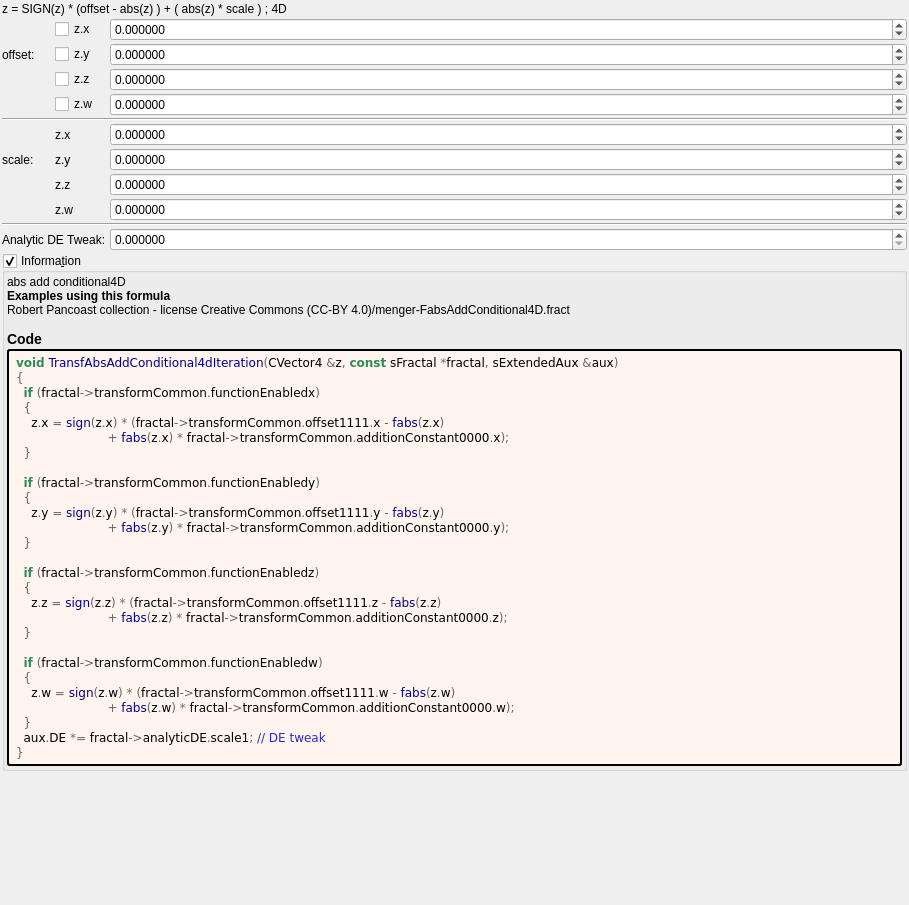
Qt form mandelbulber2/formula/ui/transf_abs_add_conditional4d.ui (buddhi1980/mandelbulber2) before a commit.
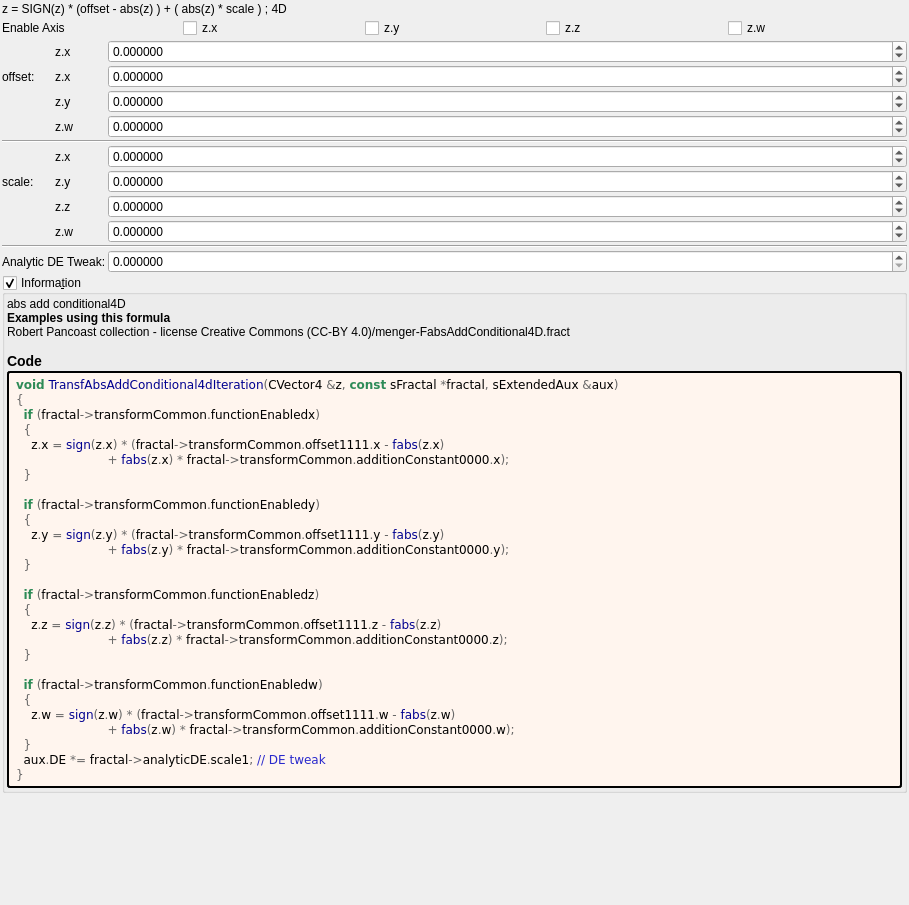
The same form after that commit. Custom widgets are drawn as their Qt base class.

Commit message: transf_abs_add_conditional.ui.  changed scale parameter name jos_kleinian.ui.  Gave Spheres enabled  own parameter

What changed in the file:
```diff
--- a/mandelbulber2/formula/ui/transf_abs_add_conditional4d.ui
+++ b/mandelbulber2/formula/ui/transf_abs_add_conditional4d.ui
@@ -37,81 +37,53 @@
     </widget>
    </item>
    <item>
-    <layout class="QGridLayout" name="gridLayout" columnstretch="0,0,0,1">
+    <layout class="QGridLayout" name="gridLayout_81">
      <property name="spacing">
       <number>2</number>
      </property>
-     <item row="4" column="3">
-      <widget class="MyDoubleSpinBox" name="spinbox4_transf_offset_1111_y">
-       <property name="sizePolicy">
-        <sizepolicy hsizetype="Minimum" vsizetype="Maximum">
-         <horstretch>0</horstretch>
-         <verstretch>0</verstretch>
-        </sizepolicy>
-       </property>
-       <property name="prefix">
-        <string/>
-       </property>
-       <property name="suffix">
-        <string/>
-       </property>
-       <property name="decimals">
-        <number>6</number>
-       </property>
-       <property name="minimum">
-        <double>-99.989999999999995</double>
-       </property>
-       <property name="maximum">
-        <double>99.989999999999995</double>
-       </property>
-       <property name="singleStep">
-        <double>0.100000000000000</double>
-       </property>
-      </widget>
-     </item>
-     <item row="15" column="0" colspan="2">
-      <widget class="QLabel" name="label_112">
-       <property name="text">
-        <string>Analytic DE Tweak:</string>
-       </property>
-      </widget>
-     </item>
-     <item row="11" column="1">
-      <widget class="QLabel" name="label_118">
-       <property name="text">
-        <string notr="true">z.z</string>
-       </property>
-      </widget>
-     </item>
-     <item row="9" column="1">
-      <widget class="QLabel" name="label_116">
+     <item row="3" column="1">
+      <widget class="MyCheckBox" name="checkBox_transf_function_enabledx">
        <property name="text">
         <string notr="true">z.x</string>
        </property>
       </widget>
      </item>
-     <item row="13" column="0" colspan="4">
-      <widget class="Line" name="line_3">
-       <property name="orientation">
-        <enum>Qt::Horizontal</enum>
+     <item row="3" column="0">
+      <widget class="QLabel" name="label_72">
+       <property name="text">
+        <string>Enable Axis</string>
        </property>
       </widget>
      </item>
-     <item row="6" column="1">
+     <item row="3" column="3">
+      <widget class="MyCheckBox" name="checkBox_transf_function_enabledz">
+       <property name="text">
+        <string notr="true">z.z</string>
+       </property>
+      </widget>
+     </item>
+     <item row="3" column="2">
+      <widget class="MyCheckBox" name="checkBox_transf_function_enabledy">
+       <property name="text">
+        <string notr="true">z.y</string>
+       </property>
+      </widget>
+     </item>
+     <item row="3" column="4">
       <widget class="MyCheckBox" name="checkBox_transf_function_enabledw">
        <property name="text">
         <string notr="true">z.w</string>
        </property>
       </widget>
      </item>
-     <item row="8" column="0" colspan="4">
-      <widget class="Line" name="line_7">
-       <property name="orientation">
-        <enum>Qt::Horizontal</enum>
-       </property>
-      </widget>
-     </item>
-     <item row="5" column="3">
+    </layout>
+   </item>
+   <item>
+    <layout class="QGridLayout" name="gridLayout" columnstretch="0,0,1">
+     <property name="spacing">
+      <number>2</number>
+     </property>
+     <item row="5" column="2">
       <widget class="MyDoubleSpinBox" name="spinbox4_transf_offset_1111_z">
        <property name="sizePolicy">
         <sizepolicy hsizetype="Minimum" vsizetype="Maximum">
@@ -139,22 +111,8 @@
        </property>
       </widget>
      </item>
-     <item row="10" column="1">
-      <widget class="QLabel" name="label_117">
-       <property name="text">
-        <string notr="true">z.y</string>
-       </property>
-      </widget>
-     </item>
-     <item row="5" column="1">
-      <widget class="MyCheckBox" name="checkBox_transf_function_enabledz">
-       <property name="text">
-        <string notr="true">z.z</string>
-       </property>
-      </widget>
-     </item>
-     <item row="11" column="3">
-      <widget class="MyDoubleSpinBox" name="spinbox4_transf_addition_constant_0000_z">
+     <item row="6" column="2">
+      <widget class="MyDoubleSpinBox" name="spinbox4_transf_offset_1111_w">
        <property name="sizePolicy">
         <sizepolicy hsizetype="Minimum" vsizetype="Maximum">
          <horstretch>0</horstretch>
@@ -181,8 +139,8 @@
        </property>
       </widget>
      </item>
-     <item row="3" column="3">
-      <widget class="MyDoubleSpinBox" name="spinbox4_transf_offset_1111_x">
+     <item row="12" column="2">
+      <widget class="MyDoubleSpinBox" name="spinbox4_transf_scale_0000_w">
        <property name="sizePolicy">
         <sizepolicy hsizetype="Minimum" vsizetype="Maximum">
          <horstretch>0</horstretch>
@@ -216,78 +174,29 @@
        </property>
       </widget>
      </item>
-     <item row="4" column="0">
-      <widget class="QLabel" name="label_108">
-       <property name="text">
-        <string>offset:</string>
+     <item row="13" column="0" colspan="3">
+      <widget class="Line" name="line_3">
+       <property name="orientation">
+        <enum>Qt::Horizontal</enum>
        </property>
       </widget>
      </item>
-     <item row="9" column="3">
-      <widget class="MyDoubleSpinBox" name="spinbox4_transf_addition_constant_0000_x">
-       <property name="sizePolicy">
-        <sizepolicy hsizetype="Minimum" vsizetype="Maximum">
-         <horstretch>0</horstretch>
-         <verstretch>0</verstretch>
-        </sizepolicy>
-       </property>
-       <property name="prefix">
-        <string/>
-       </property>
-       <property name="suffix">
-        <string/>
-       </property>
-       <property name="decimals">
-        <number>6</number>
-       </property>
-       <property name="minimum">
-        <double>-99.989999999999995</double>
-       </property>
-       <property name="maximum">
-        <double>99.989999999999995</double>
-       </property>
-       <property name="singleStep">
-        <double>0.100000000000000</double>
+     <item row="10" column="1">
+      <widget class="QLabel" name="label_117">
+       <property name="text">
+        <string notr="true">z.y</string>
        </property>
       </widget>
      </item>
      <item row="4" column="1">
-      <widget class="MyCheckBox" name="checkBox_transf_function_enabledy">
+      <widget class="QLabel" name="label_122">
        <property name="text">
-        <string notr="true">z.y</string>
+        <string notr="true">z.x</string>
        </property>
       </widget>
      </item>
-     <item row="15" column="3">
-      <widget class="MyDoubleSpinBox" name="spinbox_analyticDE_scale_1">
-       <property name="sizePolicy">
-        <sizepolicy hsizetype="Minimum" vsizetype="Maximum">
-         <horstretch>0</horstretch>
-         <verstretch>0</verstretch>
-        </sizepolicy>
-       </property>
-       <property name="prefix">
-        <string/>
-       </property>
-       <property name="suffix">
-        <string/>
-       </property>
-       <property name="decimals">
-        <number>6</number>
-       </property>
-       <property name="minimum">
-        <double>0.000000000000000</double>
-       </property>
-       <property name="maximum">
-        <double>99.989999999999995</double>
-       </property>
-       <property name="singleStep">
-        <double>0.100000000000000</double>
-       </property>
-      </widget>
-     </item>
-     <item row="12" column="3">
-      <widget class="MyDoubleSpinBox" name="spinbox4_transf_addition_constant_0000_w">
+     <item row="10" column="2">
+      <widget class="MyDoubleSpinBox" name="spinbox4_transf_scale_0000_y">
        <property name="sizePolicy">
         <sizepolicy hsizetype="Minimum" vsizetype="Maximum">
          <horstretch>0</horstretch>
@@ -321,8 +230,15 @@
        </property>
       </widget>
      </item>
-     <item row="10" column="3">
-      <widget class="MyDoubleSpinBox" name="spinbox4_transf_addition_constant_0000_y">
+     <item row="6" column="1">
+      <widget class="QLabel" name="label_125">
+       <property name="text">
+        <string notr="true">z.w</string>
+       </property>
+      </widget>
+     </item>
+     <item row="11" column="2">
+      <widget class="MyDoubleSpinBox" name="spinbox4_transf_scale_0000_z">
        <property name="sizePolicy">
         <sizepolicy hsizetype="Minimum" vsizetype="Maximum">
          <horstretch>0</horstretch>
@@ -349,41 +265,167 @@
        </property>
       </widget>
      </item>
+     <item row="8" column="0" colspan="3">
+      <widget class="Line" name="line_7">
+       <property name="orientation">
+        <enum>Qt::Horizontal</enum>
+       </property>
+      </widget>
+     </item>
+     <item row="9" column="2">
+      <widget class="MyDoubleSpinBox" name="spinbox4_transf_scale_0000_x">
+       <property name="sizePolicy">
+        <sizepolicy hsizetype="Minimum" vsizetype="Maximum">
+         <horstretch>0</horstretch>
+         <verstretch>0</verstretch>
+        </sizepolicy>
+       </property>
+       <property name="prefix">
+        <string/>
+       </property>
+       <property name="suffix">
+        <string/>
+       </property>
+       <property name="decimals">
+        <number>6</number>
+       </property>
+       <property name="minimum">
+        <double>-99.989999999999995</double>
+       </property>
+       <property name="maximum">
+        <double>99.989999999999995</double>
+       </property>
+       <property name="singleStep">
+        <double>0.100000000000000</double>
+       </property>
+      </widget>
+     </item>
+     <item row="15" column="2">
+      <widget class="MyDoubleSpinBox" name="spinbox_analyticDE_scale_1">
+       <property name="sizePolicy">
+        <sizepolicy hsizetype="Minimum" vsizetype="Maximum">
+         <horstretch>0</horstretch>
+         <verstretch>0</verstretch>
+        </sizepolicy>
+       </property>
+       <property name="prefix">
+        <string/>
+       </property>
+       <property name="suffix">
+        <string/>
+       </property>
+       <property name="decimals">
+        <number>6</number>
+       </property>
+       <property name="minimum">
+        <double>0.000000000000000</double>
+       </property>
+       <property name="maximum">
+        <double>99.989999999999995</double>
+       </property>
+       <property name="singleStep">
+        <double>0.100000000000000</double>
+       </property>
+      </widget>
+     </item>
+     <item row="9" column="1">
+      <widget class="QLabel" name="label_116">
+       <property name="text">
+        <string notr="true">z.x</string>
+       </property>
+      </widget>
+     </item>
+     <item row="3" column="2">
+      <widget class="MyDoubleSpinBox" name="spinbox4_transf_offset_1111_x">
+       <property name="sizePolicy">
+        <sizepolicy hsizetype="Minimum" vsizetype="Maximum">
+         <horstretch>0</horstretch>
+         <verstretch>0</verstretch>
+        </sizepolicy>
+       </property>
+       <property name="prefix">
+        <string/>
+       </property>
+       <property name="suffix">
+        <string/>
+       </property>
+       <property name="decimals">
+        <number>6</number>
+       </property>
+       <property name="minimum">
+        <double>-99.989999999999995</double>
+       </property>
+       <property name="maximum">
+        <double>99.989999999999995</double>
+       </property>
+       <property name="singleStep">
+        <double>0.100000000000000</double>
+       </property>
+      </widget>
+     </item>
+     <item row="15" column="0" colspan="2">
+      <widget class="QLabel" name="label_112">
+       <property name="text">
+        <string>Analytic DE Tweak:</string>
+       </property>
+      </widget>
+     </item>
+     <item row="4" column="2">
+      <widget class="MyDoubleSpinBox" name="spinbox4_transf_offset_1111_y">
+       <property name="sizePolicy">
+        <sizepolicy hsizetype="Minimum" vsizetype="Maximum">
+         <horstretch>0</horstretch>
+         <verstretch>0</verstretch>
+        </sizepolicy>
+       </property>
+       <property name="prefix">
+        <string/>
+       </property>
+       <property name="suffix">
+        <string/>
+       </property>
+       <property name="decimals">
+        <number>6</number>
+       </property>
+       <property name="minimum">
+        <double>-99.989999999999995</double>
+       </property>
+       <property name="maximum">
+        <double>99.989999999999995</double>
+       </property>
+       <property name="singleStep">
+        <double>0.100000000000000</double>
+       </property>
+      </widget>
+     </item>
+     <item row="11" column="1">
+      <widget class="QLabel" name="label_118">
+       <property name="text">
+        <string notr="true">z.z</string>
+       </property>
+      </widget>
+     </item>
+     <item row="4" column="0">
+      <widget class="QLabel" name="label_108">
+       <property name="text">
+        <string>offset:</string>
+       </property>
+      </widget>
+     </item>
+     <item row="5" column="1">
+      <widget class="QLabel" name="label_124">
+       <property name="text">
+        <string notr="true">z.y</string>
+       </property>
+      </widget>
+     </item>
      <item row="3" column="1">
-      <widget class="MyCheckBox" name="checkBox_transf_function_enabledx">
+      <widget class="QLabel" name="label_121">
        <property name="text">
         <string notr="true">z.x</string>
        </property>
       </widget>
      </item>
-     <item row="6" column="3">
-      <widget class="MyDoubleSpinBox" name="spinbox4_transf_offset_1111_w">
-       <property name="sizePolicy">
-        <sizepolicy hsizetype="Minimum" vsizetype="Maximum">
-         <horstretch>0</horstretch>
-         <verstretch>0</verstretch>
-        </sizepolicy>
-       </property>
-       <property name="prefix">
-        <string/>
-       </property>
-       <property name="suffix">
-        <string/>
-       </property>
-       <property name="decimals">
-        <number>6</number>
-       </property>
-       <property name="minimum">
-        <double>-99.989999999999995</double>
-       </property>
-       <property name="maximum">
-        <double>99.989999999999995</double>
-       </property>
-       <property name="singleStep">
-        <double>0.100000000000000</double>
-       </property>
-      </widget>
-     </item>
     </layout>
    </item>
    <item>
```
Left out of the diff: 22 changed lines with no effect on the pictures. The commit also changes 10 other files.
